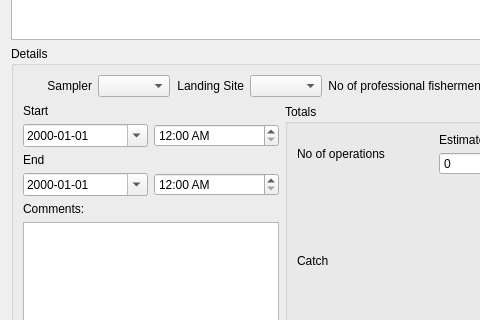
This is app_solution/app_new/frmtrip.ui in doublebyte1/faocas_qc as Qt 5 draws it before an edit; both pictures show x 0 to 480 and y 159 to 479 of the 752 by 767 pixel window. The edited form follows.
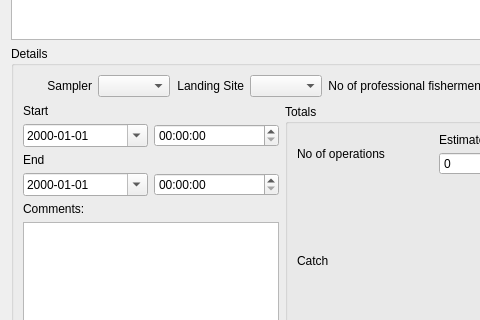
This is the edited form. Icons and pictures are not drawn. Custom widgets are drawn as their Qt base class.

```diff
--- a/app_solution/app_new/frmtrip.ui
+++ b/app_solution/app_new/frmtrip.ui
@@ -411,7 +411,7 @@
           <item>
            <widget class="QTimeEdit" name="timeStart">
             <property name="displayFormat">
-             <string>hh:mm AP</string>
+             <string>HH:mm:ss</string>
             </property>
             <property name="timeSpec">
              <enum>Qt::UTC</enum>
@@ -468,7 +468,7 @@
           <item>
            <widget class="QTimeEdit" name="timeEnd">
             <property name="displayFormat">
-             <string>hh:mm AP</string>
+             <string>HH:mm:ss</string>
             </property>
             <property name="timeSpec">
              <enum>Qt::UTC</enum>
```
Left out of the diff: 7 changed lines with no effect on the pictures.
